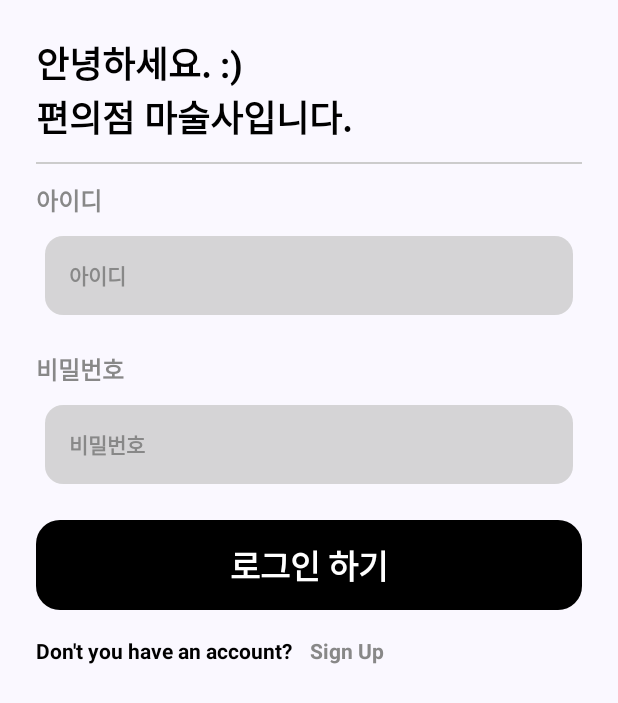
After one commit to GDSC-Daejin/ConviWizard_Android, an Android app built with Jetpack Compose: the LoginScreen screen opened through its navigation route, on a phone screen of 412 x 824 dp. The commit adds this screen. Shown: the top 703 px of the screen. Run offline under Robolectric (Android 15) with nearby library versions, the phone set to English and light mode, and no system bars; pictures from the network do not load.

Commit message:
Feat: rough LoginScreen 구현

```diff
--- a/app/src/main/java/com/soopeach/conviwizard/ui/screen/AppScreen.kt
+++ b/app/src/main/java/com/soopeach/conviwizard/ui/screen/AppScreen.kt
@@ -33,6 +33,7 @@ import com.soopeach.conviwizard.ui.screen.detail.DetailScreen
 import com.soopeach.conviwizard.ui.screen.home.HomeScreen
 import com.soopeach.conviwizard.ui.screen.home.WriteScreen
 import com.soopeach.conviwizard.ui.screen.like.LikeScreen
+import com.soopeach.conviwizard.ui.screen.login.LoginScreen
 import com.soopeach.conviwizard.ui.screen.mypage.MyPageScreen
 
 @Composable
@@ -112,6 +113,11 @@ fun AppScreenContent(
             startDestination = Screen.Home.route,
             Modifier.padding(innerPadding),
         ) {
+
+            composable(Screen.Login.route) {
+                LoginScreen(navController)
+            }
+
             composable(Screen.Home.route) {
                 HomeScreen(navController)
             }
--- a/app/src/main/java/com/soopeach/conviwizard/ui/screen/Screen.kt
+++ b/app/src/main/java/com/soopeach/conviwizard/ui/screen/Screen.kt
@@ -26,6 +26,11 @@ sealed class Screen(
     val selectedIconImageVector: ImageVector? = null,
     val arguments: List<NamedNavArgument> = emptyList(),
 ) {
+
+    data object Login : Screen(
+        route = "login",
+        stringResourceId = R.string.login,
+    )
 
     data object Home : Screen(
         route = "home",
--- /dev/null
+++ b/app/src/main/java/com/soopeach/conviwizard/ui/screen/login/LoginScreen.kt
@@ -0,0 +1,145 @@
+package com.soopeach.conviwizard.ui.screen.login
+
+import androidx.compose.foundation.clickable
+import androidx.compose.foundation.layout.Column
+import androidx.compose.foundation.layout.Row
+import androidx.compose.foundation.layout.Spacer
+import androidx.compose.foundation.layout.fillMaxSize
+import androidx.compose.foundation.layout.fillMaxWidth
+import androidx.compose.foundation.layout.height
+import androidx.compose.foundation.layout.padding
+import androidx.compose.foundation.shape.RoundedCornerShape
+import androidx.compose.material.Button
+import androidx.compose.material.ButtonDefaults
+import androidx.compose.material.Text
+import androidx.compose.runtime.Composable
+import androidx.compose.runtime.getValue
+import androidx.compose.runtime.mutableStateOf
+import androidx.compose.runtime.remember
+import androidx.compose.runtime.setValue
+import androidx.compose.ui.Modifier
+import androidx.compose.ui.draw.clip
+import androidx.compose.ui.graphics.Color
+import androidx.compose.ui.text.TextStyle
+import androidx.compose.ui.text.font.FontWeight
+import androidx.compose.ui.unit.dp
+import androidx.compose.ui.unit.sp
+import androidx.navigation.NavHostController
+import com.soopeach.conviwizard.ui.components.BasicInputTextForm
+import com.soopeach.conviwizard.ui.components.Divider
+
+@Composable
+fun LoginScreen(
+    navController: NavHostController,
+) {
+
+    Column(
+        modifier = Modifier
+            .fillMaxSize()
+            .padding(24.dp)
+    ) {
+
+        Text(
+            text = "안녕하세요. :)\n편의점 마술사입니다.",
+            fontSize = 24.sp,
+            fontWeight = FontWeight.Bold,
+            color = Color.Black
+        )
+
+        Spacer(modifier = Modifier.padding(6.dp))
+        Divider(
+            color = Color.LightGray,
+            size = 1
+        )
+        Spacer(modifier = Modifier.padding(6.dp))
+
+        Text(
+            text = "아이디",
+            fontSize = 16.sp,
+            fontWeight = FontWeight.Bold,
+            color = Color.Gray
+        )
+
+        Spacer(modifier = Modifier.padding(6.dp))
+
+        var idQuery by remember { mutableStateOf("") }
+
+        BasicInputTextForm(
+            modifier = Modifier
+                .fillMaxWidth()
+                .padding(horizontal = 6.dp),
+            value = idQuery, hint = "아이디"
+        ) {
+            idQuery = it
+        }
+
+        Spacer(modifier = Modifier.padding(12.dp))
+
+        Text(
+            text = "비밀번호",
+            fontSize = 16.sp,
+            fontWeight = FontWeight.Bold,
+            color = Color.Gray
+        )
+
+        Spacer(modifier = Modifier.padding(6.dp))
+
+        var passwordQuery by remember { mutableStateOf("") }
+
+        BasicInputTextForm(
+            modifier = Modifier
+                .fillMaxWidth()
+                .padding(horizontal = 6.dp),
+            value = passwordQuery, hint = "비밀번호"
+        ) {
+            passwordQuery = it
+        }
+
+        Spacer(modifier = Modifier.padding(12.dp))
+
+        Button(
+            modifier = Modifier
+                .fillMaxWidth()
+                .height(60.dp)
+                .clip(RoundedCornerShape(16.dp)),
+            colors = ButtonDefaults.buttonColors(
+                backgroundColor = Color.Black,
+                contentColor = Color.White
+            ),
+            onClick = { /*TODO*/ }) {
+            Text(
+                text = "로그인 하기",
+                style = TextStyle.Default.copy(
+                    color = Color.White,
+                    fontSize = 22.sp,
+                    fontWeight = FontWeight.Bold
+                )
+            )
+        }
+
+        Spacer(modifier = Modifier.padding(10.dp))
+
+        Row {
+            Text(
+                text = "Don't you have an account?",
+                fontSize = 14.sp,
+                fontWeight = FontWeight.Bold,
+                color = Color.Black
+            )
+
+            Spacer(modifier = Modifier.padding(6.dp))
+
+            Text(
+                modifier = Modifier.clickable {
+                    // TODO: navigate to sign up
+                },
+                text = "Sign Up",
+                fontSize = 14.sp,
+                fontWeight = FontWeight.Bold,
+                color = Color.Gray
+            )
+        }
+
+    }
+
+}
--- a/app/src/main/res/values/strings.xml
+++ b/app/src/main/res/values/strings.xml
@@ -7,4 +7,5 @@
     <string name="recommendation">recommendation</string>
     <string name="detail">detail</string>
     <string name="write">write</string>
+    <string name="login">login</string>
 </resources>
```
